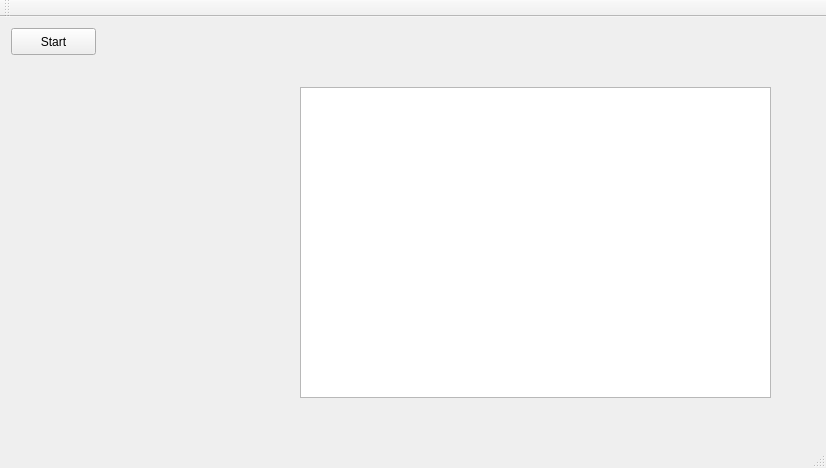
Qt form src/mainwindow.ui (amarsman/QtTestRunner) before a commit.
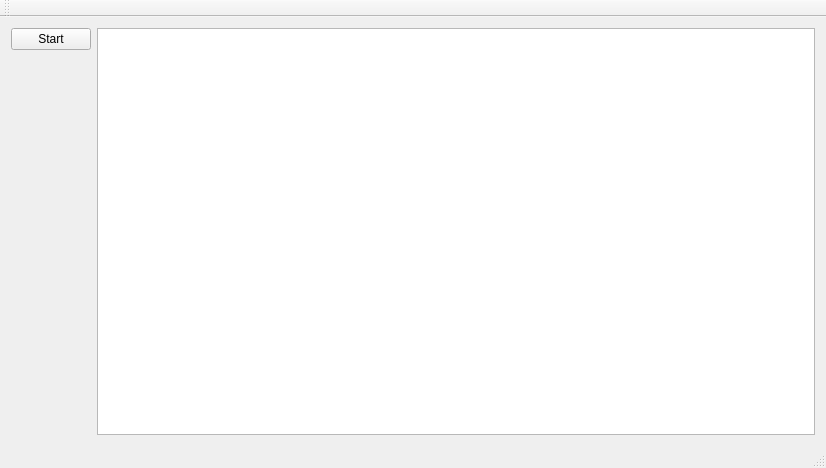
The same form after that commit.

Patch:
```diff
--- a/src/mainwindow.ui
+++ b/src/mainwindow.ui
@@ -14,29 +14,39 @@
    <string>MainWindow</string>
   </property>
   <widget class="QWidget" name="centralWidget">
-   <widget class="QTreeView" name="treeView">
-    <property name="geometry">
-     <rect>
-      <x>300</x>
-      <y>70</y>
-      <width>471</width>
-      <height>311</height>
-     </rect>
-    </property>
-   </widget>
-   <widget class="QPushButton" name="pbStart">
-    <property name="geometry">
-     <rect>
-      <x>11</x>
-      <y>11</y>
-      <width>85</width>
-      <height>27</height>
-     </rect>
-    </property>
-    <property name="text">
-     <string>Start</string>
-    </property>
-   </widget>
+   <layout class="QVBoxLayout" name="verticalLayout_2">
+    <item>
+     <layout class="QHBoxLayout" name="horizontalLayout">
+      <item>
+       <layout class="QVBoxLayout" name="verticalLayout">
+        <item>
+         <widget class="QPushButton" name="pbStart">
+          <property name="text">
+           <string>Start</string>
+          </property>
+         </widget>
+        </item>
+        <item>
+         <spacer name="verticalSpacer">
+          <property name="orientation">
+           <enum>Qt::Vertical</enum>
+          </property>
+          <property name="sizeHint" stdset="0">
+           <size>
+            <width>20</width>
+            <height>40</height>
+           </size>
+          </property>
+         </spacer>
+        </item>
+       </layout>
+      </item>
+      <item>
+       <widget class="QTreeView" name="treeView"/>
+      </item>
+     </layout>
+    </item>
+   </layout>
   </widget>
   <widget class="QMenuBar" name="menuBar">
    <property name="geometry">
```
